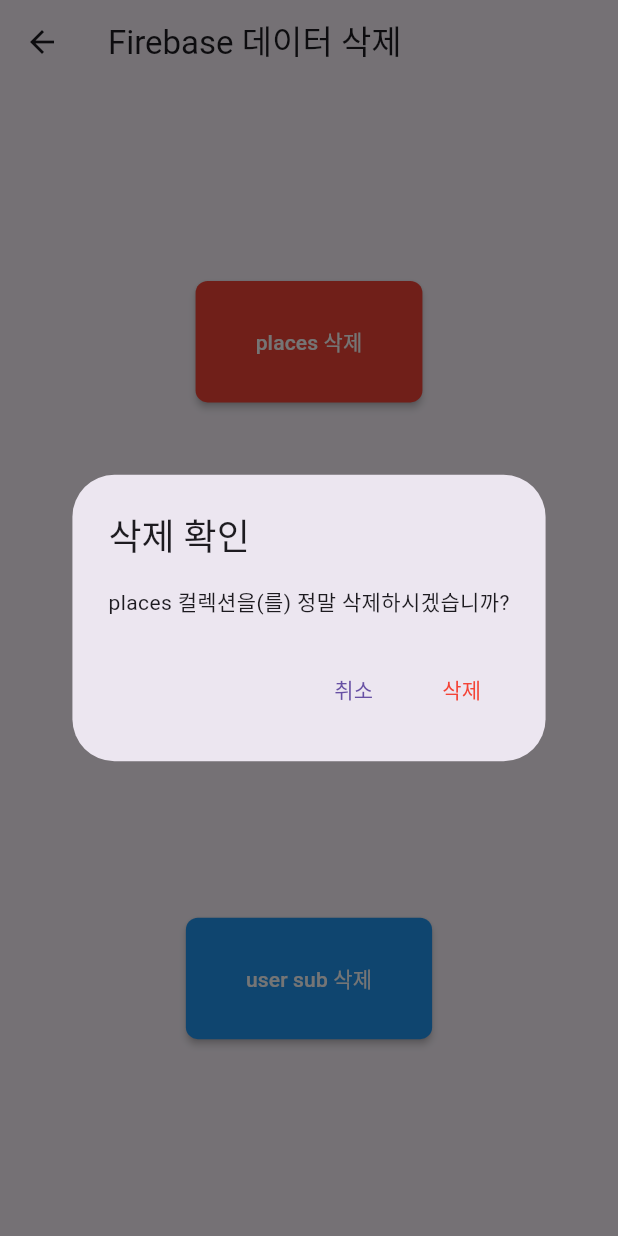
After one commit to kangkum4156/wheeltrip, a Flutter app: the DeleteFirebase screen opened directly, after a tap on "places 삭제", on a phone screen of 412 x 824 dp. The commit adds this screen. Run offline on Flutter 3.47's test engine with Material 3 defaults, Android fonts, the light colour scheme and no system bars; our stand-ins replace cloud_firestore, firebase_auth, firebase_core, firebase_database, firebase_messaging, flutter_local_notifications and 3 more; accounts and stored records are empty.

Commit message:
08-11 delete Screen

```diff
--- /dev/null
+++ b/lib/bar/delete_firebase.dart
@@ -0,0 +1,131 @@
+import 'package:flutter/material.dart';
+import 'package:cloud_firestore/cloud_firestore.dart';
+
+class DeleteFirebase extends StatefulWidget {
+  const DeleteFirebase({super.key});
+
+  @override
+  State<DeleteFirebase> createState() => _DeleteFirebaseState();
+}
+
+class _DeleteFirebaseState extends State<DeleteFirebase> {
+  final FirebaseFirestore _firestore = FirebaseFirestore.instance;
+
+  // 삭제 완료 후 하단 스낵바 표시 함수
+  void _showSnackBar(String message) {
+    if (!mounted) return;
+    ScaffoldMessenger.of(context).showSnackBar(
+      SnackBar(content: Text(message), duration: const Duration(seconds: 2)),
+    );
+  }
+
+  Future<void> _showConfirmDialog(
+    String title,
+    Future<void> Function() onConfirm,
+  ) async {
+    if (!mounted) return;
+    showDialog(
+      context: context,
+      builder:
+          (ctx) => AlertDialog(
+            title: const Text("삭제 확인"),
+            content: Text("$title을(를) 정말 삭제하시겠습니까?"),
+            actions: [
+              TextButton(
+                onPressed: () => Navigator.of(ctx).pop(),
+                child: const Text("취소"),
+              ),
+              TextButton(
+                onPressed: () async {
+                  Navigator.of(ctx).pop();
+                  await onConfirm();
+                },
+                child: const Text("삭제", style: TextStyle(color: Colors.red)),
+              ),
+            ],
+          ),
+    );
+  }
+
+  Future<void> _deletePlaces() async {
+    final snapshot = await _firestore.collection('places').get();
+    for (var doc in snapshot.docs) {
+      await doc.reference.delete();
+    }
+    _showSnackBar("places 컬렉션 전체 삭제 완료");
+  }
+
+  Future<void> _deleteRoutes() async {
+    final snapshot = await _firestore.collection('routes').get();
+    for (var doc in snapshot.docs) {
+      await doc.reference.delete();
+    }
+    _showSnackBar("routes 컬렉션 전체 삭제 완료");
+  }
+
+  Future<void> _deleteUserSubCollections() async {
+    final usersSnapshot = await _firestore.collection('users').get();
+
+    for (var userDoc in usersSnapshot.docs) {
+      final myRoutes = await userDoc.reference.collection('my_routes').get();
+      for (var doc in myRoutes.docs) {
+        await doc.reference.delete();
+      }
+
+      final savedPlaces =
+          await userDoc.reference.collection('saved_places').get();
+      for (var doc in savedPlaces.docs) {
+        await doc.reference.delete();
+      }
+    }
+    _showSnackBar("모든 유저의 my_routes, saved_places 삭제 완료");
+  }
+
+  @override
+  Widget build(BuildContext context) {
+    return Scaffold(
+      appBar: AppBar(title: const Text("Firebase 데이터 삭제")),
+      body: Center(
+        child: Column(
+          mainAxisAlignment: MainAxisAlignment.spaceEvenly,
+          children: [
+            MaterialButton(
+              onPressed: () => _showConfirmDialog("places 컬렉션", _deletePlaces),
+              color: Colors.red,
+              textColor: Colors.white,
+              padding: const EdgeInsets.symmetric(vertical: 30, horizontal: 40),
+              shape: RoundedRectangleBorder(
+                borderRadius: BorderRadius.circular(8),
+              ),
+              child: const Text("places 삭제"),
+            ),
+            MaterialButton(
+              onPressed: () => _showConfirmDialog("routes 컬렉션", _deleteRoutes),
+              color: Colors.green,
+              textColor: Colors.white,
+              padding: const EdgeInsets.symmetric(vertical: 30, horizontal: 40),
+              shape: RoundedRectangleBorder(
+                borderRadius: BorderRadius.circular(8),
+              ),
+              child: const Text("routes 삭제"),
+            ),
+            MaterialButton(
+              onPressed:
+                  () => _showConfirmDialog(
+                    "모든 유저의 my_routes, saved_places",
+                    _deleteUserSubCollections,
+                  ),
+              color: Colors.blue,
+              textColor: Colors.white,
+              padding: const EdgeInsets.symmetric(vertical: 30, horizontal: 40),
+              shape: RoundedRectangleBorder(
+                borderRadius: BorderRadius.circular(8),
+              ),
+              child: const Text("user sub 삭제"),
+            ),
+          ],
+        ),
+      ),
+    );
+  }
+}
```
Also changed, not shown: lib/bar/menu.dart (+16 -1 lines), lib/feedback/feedback_view.dart (+13 -2 lines).
